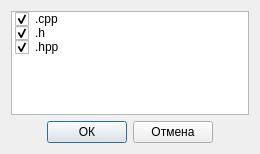
This is ui_files/dialogChangeExtensions.ui in MargaritaLipatova/Prorgams-text-to-docx as Qt 5 draws it before an edit. The edited form follows.
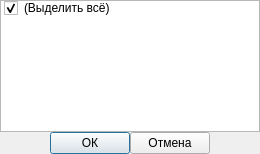
This is the edited form.

```diff
--- a/ui_files/dialogChangeExtensions.ui
+++ b/ui_files/dialogChangeExtensions.ui
@@ -14,27 +14,26 @@
    <string>Изменить расширения...</string>
   </property>
   <layout class="QVBoxLayout" name="verticalLayout">
+   <property name="spacing">
+    <number>0</number>
+   </property>
+   <property name="leftMargin">
+    <number>0</number>
+   </property>
+   <property name="topMargin">
+    <number>0</number>
+   </property>
+   <property name="rightMargin">
+    <number>0</number>
+   </property>
+   <property name="bottomMargin">
+    <number>0</number>
+   </property>
    <item>
     <widget class="QListWidget" name="listWidget_Extensions">
      <item>
       <property name="text">
-       <string>.cpp</string>
-      </property>
-      <property name="checkState">
-       <enum>Checked</enum>
-      </property>
-     </item>
-     <item>
-      <property name="text">
-       <string>.h</string>
-      </property>
-      <property name="checkState">
-       <enum>Checked</enum>
-      </property>
-     </item>
-     <item>
-      <property name="text">
-       <string>.hpp</string>
+       <string>(Выделить всё)</string>
       </property>
       <property name="checkState">
        <enum>Checked</enum>
@@ -44,6 +43,9 @@
    </item>
    <item>
     <layout class="QHBoxLayout" name="horizontalLayout">
+     <property name="spacing">
+      <number>0</number>
+     </property>
      <item>
       <spacer name="horizontalSpacer">
        <property name="orientation">
```
Left out of the diff: 4 changed lines with no effect on the pictures.
